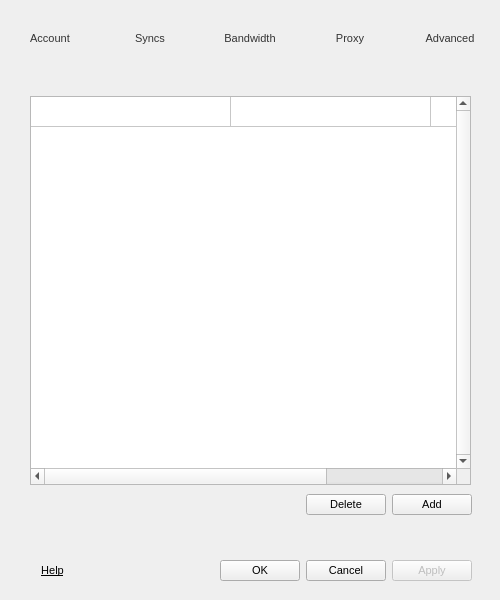
Qt form src/MEGASync/gui/win/SettingsDialog.ui (meganz/MEGAsync) before a commit.
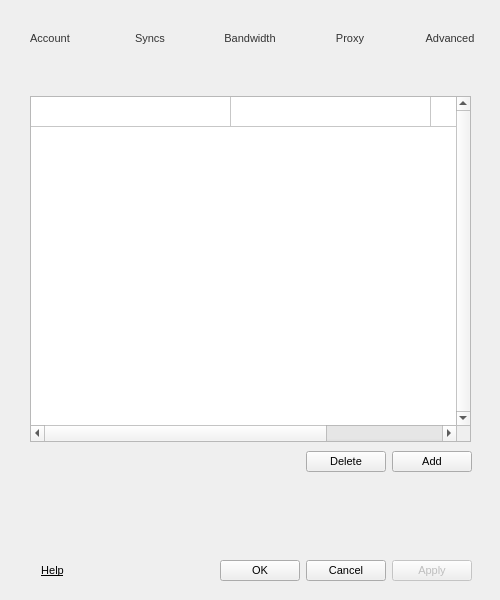
The same form after that commit. The open tabs and pages were chosen to show the change. Icons and pictures are not drawn.

What changed in the file:
```diff
--- a/src/MEGASync/gui/win/SettingsDialog.ui
+++ b/src/MEGASync/gui/win/SettingsDialog.ui
@@ -2024,6 +2024,34 @@
             </layout>
            </widget>
           </item>
+          <item>
+           <widget class="QWidget" name="wOQError" native="true">
+            <layout class="QHBoxLayout" name="horizontalLayout_26">
+             <property name="leftMargin">
+              <number>7</number>
+             </property>
+             <property name="topMargin">
+              <number>10</number>
+             </property>
+             <property name="rightMargin">
+              <number>7</number>
+             </property>
+             <item>
+              <widget class="QLabel" name="lOQWarning">
+               <property name="text">
+                <string/>
+               </property>
+               <property name="wordWrap">
+                <bool>true</bool>
+               </property>
+               <property name="openExternalLinks">
+                <bool>true</bool>
+               </property>
+              </widget>
+             </item>
+            </layout>
+           </widget>
+          </item>
           <item>
            <spacer name="verticalSpacer_6">
             <property name="orientation">
```
